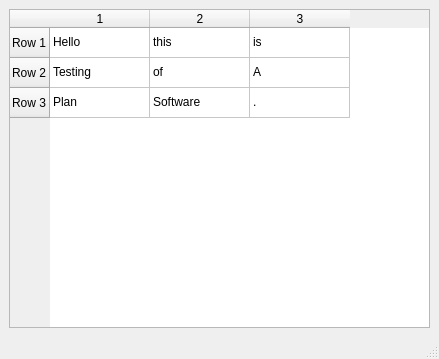
Before: the Qt Designer form AutoCADDB/planningtable.ui in DB-Netz-AutomatedPlanning/AutoPlan-QT, drawn with Qt 5.
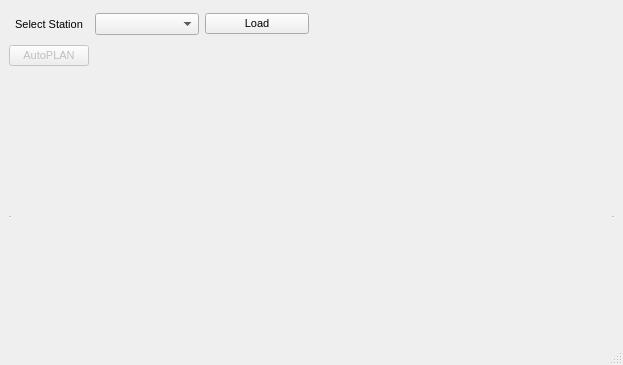
After: the same form once the commit is applied.

Patch:
```diff
--- a/AutoCADDB/planningtable.ui
+++ b/AutoCADDB/planningtable.ui
@@ -9,93 +9,147 @@
    <rect>
     <x>0</x>
     <y>0</y>
-    <width>439</width>
-    <height>359</height>
+    <width>623</width>
+    <height>365</height>
    </rect>
   </property>
+  <property name="sizePolicy">
+   <sizepolicy hsizetype="Preferred" vsizetype="Preferred">
+    <horstretch>0</horstretch>
+    <verstretch>0</verstretch>
+   </sizepolicy>
+  </property>
+  <property name="font">
+   <font>
+    <pointsize>8</pointsize>
+    <weight>50</weight>
+    <bold>false</bold>
+   </font>
+  </property>
+  <property name="focusPolicy">
+   <enum>Qt::StrongFocus</enum>
+  </property>
   <property name="windowTitle">
    <string>Planning</string>
   </property>
   <widget class="QWidget" name="centralwidget">
-   <layout class="QGridLayout" name="gridLayout">
+   <layout class="QGridLayout" name="gridLayout_3">
     <item row="0" column="0">
-     <widget class="QTableWidget" name="tableWidget">
-      <row>
-       <property name="text">
-        <string>Row 1</string>
-       </property>
-      </row>
-      <row>
-       <property name="text">
-        <string>Row 2</string>
-       </property>
-      </row>
-      <row>
-       <property name="text">
-        <string>Row 3</string>
-       </property>
-      </row>
-      <column>
-       <property name="text">
-        <string>1</string>
-       </property>
-      </column>
-      <column>
-       <property name="text">
-        <string>2</string>
-       </property>
-      </column>
-      <column>
-       <property name="text">
-        <string>3</string>
-       </property>
-      </column>
+     <layout class="QGridLayout" name="gridLayout">
       <item row="0" column="0">
-       <property name="text">
-        <string>Hello</string>
-       </property>
+       <widget class="QLabel" name="lblSelectStation">
+        <property name="text">
+         <string>Select Station</string>
+        </property>
+        <property name="alignment">
+         <set>Qt::AlignCenter</set>
+        </property>
+       </widget>
       </item>
       <item row="0" column="1">
-       <property name="text">
-        <string>this</string>
-       </property>
+       <widget class="QComboBox" name="comboBoxStations"/>
       </item>
       <item row="0" column="2">
-       <property name="text">
-        <string>is</string>
-       </property>
+       <widget class="QPushButton" name="btnLoad">
+        <property name="enabled">
+         <bool>true</bool>
+        </property>
+        <property name="text">
+         <string>Load</string>
+        </property>
+       </widget>
       </item>
       <item row="1" column="0">
-       <property name="text">
-        <string>Testing</string>
-       </property>
+       <widget class="QPushButton" name="btnAutoPLAN">
+        <property name="enabled">
+         <bool>false</bool>
+        </property>
+        <property name="text">
+         <string>AutoPLAN</string>
+        </property>
+       </widget>
       </item>
-      <item row="1" column="1">
-       <property name="text">
-        <string>of</string>
-       </property>
+      <item row="1" column="1" colspan="2">
+       <spacer name="horizontalSpacer">
+        <property name="orientation">
+         <enum>Qt::Horizontal</enum>
+        </property>
+        <property name="sizeHint" stdset="0">
+         <size>
+          <width>214</width>
+          <height>17</height>
+         </size>
+        </property>
+       </spacer>
       </item>
-      <item row="1" column="2">
-       <property name="text">
-        <string>A</string>
-       </property>
+     </layout>
+    </item>
+    <item row="0" column="1">
+     <spacer name="horizontalSpacer_2">
+      <property name="orientation">
+       <enum>Qt::Horizontal</enum>
+      </property>
+      <property name="sizeHint" stdset="0">
+       <size>
+        <width>275</width>
+        <height>62</height>
+       </size>
+      </property>
+     </spacer>
+    </item>
+    <item row="1" column="0" colspan="2">
+     <layout class="QGridLayout" name="gridLayout_2">
+      <item row="0" column="0" colspan="2">
+       <widget class="QLabel" name="lblLocation">
+        <property name="enabled">
+         <bool>false</bool>
+        </property>
+        <property name="font">
+         <font>
+          <family>Segoe Script</family>
+          <pointsize>10</pointsize>
+          <weight>75</weight>
+          <bold>true</bold>
+         </font>
+        </property>
+        <property name="autoFillBackground">
+         <bool>false</bool>
+        </property>
+        <property name="text">
+         <string/>
+        </property>
+        <property name="alignment">
+         <set>Qt::AlignCenter</set>
+        </property>
+       </widget>
       </item>
-      <item row="2" column="0">
-       <property name="text">
-        <string>Plan</string>
-       </property>
+      <item row="1" column="0" colspan="2">
+       <widget class="QTableWidget" name="tableWidget">
+        <property name="enabled">
+         <bool>false</bool>
+        </property>
+        <property name="font">
+         <font>
+          <pointsize>8</pointsize>
+          <weight>75</weight>
+          <bold>true</bold>
+         </font>
+        </property>
+        <property name="frameShape">
+         <enum>QFrame::HLine</enum>
+        </property>
+        <property name="lineWidth">
+         <number>1</number>
+        </property>
+        <property name="gridStyle">
+         <enum>Qt::CustomDashLine</enum>
+        </property>
+        <property name="wordWrap">
+         <bool>true</bool>
+        </property>
+       </widget>
       </item>
-      <item row="2" column="1">
-       <property name="text">
-        <string>Software</string>
-       </property>
-      </item>
-      <item row="2" column="2">
-       <property name="text">
-        <string>.</string>
-       </property>
-      </item>
-     </widget>
+     </layout>
     </item>
    </layout>
   </widget>
```
Left out of the diff: 7 changed lines with no effect on the pictures.
